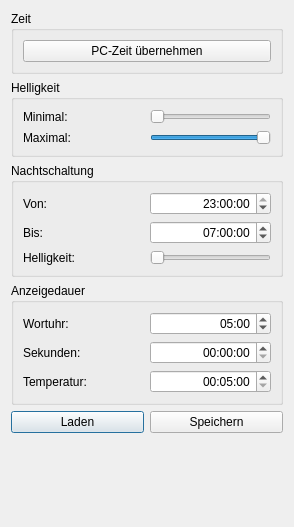
Before: the Qt Designer form Software/qlocktoo/settings/settings.ui in tfeldmann/QlockToo, drawn with Qt 5.
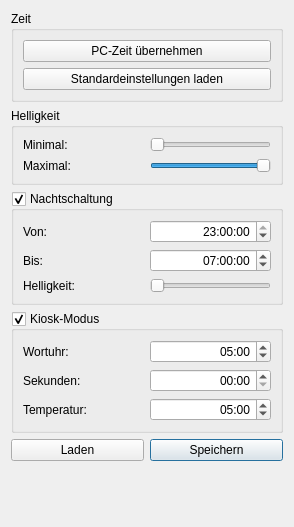
After: the same form once the commit is applied.

The edit to the form file:
```diff
--- a/Software/qlocktoo/settings/settings.ui
+++ b/Software/qlocktoo/settings/settings.ui
@@ -51,6 +51,13 @@
         </property>
        </widget>
       </item>
+      <item>
+       <widget class="QPushButton" name="btnDefault">
+        <property name="text">
+         <string>Standardeinstellungen laden</string>
+        </property>
+       </widget>
+      </item>
      </layout>
     </widget>
    </item>
@@ -135,6 +142,9 @@
      <property name="title">
       <string>Nachtschaltung</string>
      </property>
+     <property name="checkable">
+      <bool>true</bool>
+     </property>
      <layout class="QGridLayout" name="gridLayout_2">
       <item row="1" column="0">
        <widget class="QLabel" name="label_2">
@@ -237,7 +247,10 @@
    <item>
     <widget class="QGroupBox" name="groupBox_4">
      <property name="title">
-      <string>Anzeigedauer</string>
+      <string>Kiosk-Modus</string>
+     </property>
+     <property name="checkable">
+      <bool>true</bool>
      </property>
      <layout class="QGridLayout" name="gridLayout">
       <item row="2" column="0">
@@ -262,6 +275,9 @@
         <property name="alignment">
          <set>Qt::AlignRight|Qt::AlignTrailing|Qt::AlignVCenter</set>
         </property>
+        <property name="displayFormat">
+         <string>mm:ss</string>
+        </property>
        </widget>
       </item>
       <item row="0" column="0">
@@ -302,6 +318,9 @@
         <property name="alignment">
          <set>Qt::AlignRight|Qt::AlignTrailing|Qt::AlignVCenter</set>
         </property>
+        <property name="displayFormat">
+         <string>mm:ss</string>
+        </property>
         <property name="time">
          <time>
           <hour>0</hour>
@@ -328,6 +347,9 @@
        <property name="text">
         <string>Speichern</string>
        </property>
+       <property name="default">
+        <bool>true</bool>
+       </property>
       </widget>
      </item>
     </layout>
```
Left out of the diff: 10 changed lines with no effect on the pictures.
